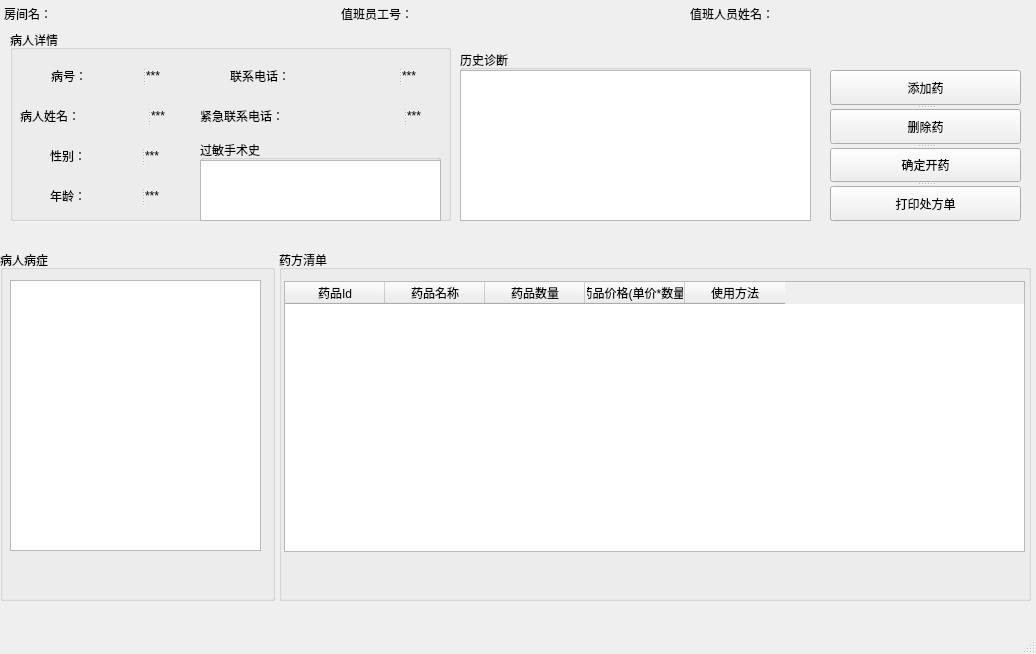
zhbean/Hospital_MIS, file diagnosiswindow.ui: the form before one commit.
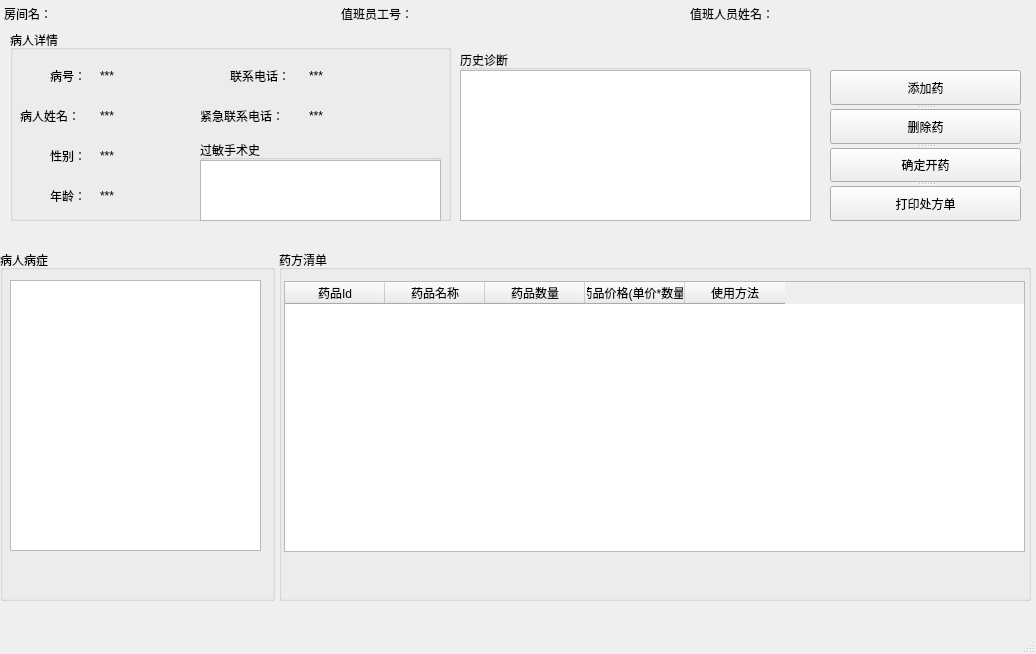
The form after the commit.

What changed in the file:
```diff
--- a/diagnosiswindow.ui
+++ b/diagnosiswindow.ui
@@ -38,19 +38,53 @@
     <property name="title">
      <string>病人详情</string>
     </property>
-    <widget class="QSplitter" name="splitter_2">
+    <widget class="QGroupBox" name="groupBox_4">
      <property name="geometry">
       <rect>
-       <x>41</x>
-       <y>30</y>
-       <width>131</width>
-       <height>31</height>
+       <x>190</x>
+       <y>110</y>
+       <width>241</width>
+       <height>82</height>
       </rect>
      </property>
-     <property name="orientation">
-      <enum>Qt::Horizontal</enum>
+     <property name="sizePolicy">
+      <sizepolicy hsizetype="Expanding" vsizetype="Expanding">
+       <horstretch>0</horstretch>
+       <verstretch>0</verstretch>
+      </sizepolicy>
      </property>
+     <property name="title">
+      <string>过敏手术史</string>
+     </property>
+     <widget class="QPlainTextEdit" name="allergyPlainTextEdit">
+      <property name="geometry">
+       <rect>
+        <x>0</x>
+        <y>20</y>
+        <width>241</width>
+        <height>61</height>
+       </rect>
+      </property>
+      <property name="sizePolicy">
+       <sizepolicy hsizetype="Expanding" vsizetype="Expanding">
+        <horstretch>0</horstretch>
+        <verstretch>0</verstretch>
+       </sizepolicy>
+      </property>
+      <property name="readOnly">
+       <bool>true</bool>
+      </property>
+     </widget>
+    </widget>
      <widget class="QLabel" name="label">
+     <property name="geometry">
+      <rect>
+       <x>40</x>
+       <y>30</y>
+       <width>41</width>
+       <height>31</height>
+      </rect>
+     </property>
       <property name="sizePolicy">
        <sizepolicy hsizetype="Expanding" vsizetype="Expanding">
         <horstretch>0</horstretch>
@@ -62,6 +96,14 @@
       </property>
      </widget>
      <widget class="QLabel" name="patientIdLabel">
+     <property name="geometry">
+      <rect>
+       <x>90</x>
+       <y>30</y>
+       <width>81</width>
+       <height>31</height>
+      </rect>
+     </property>
       <property name="sizePolicy">
        <sizepolicy hsizetype="Expanding" vsizetype="Expanding">
         <horstretch>0</horstretch>
@@ -72,20 +114,53 @@
        <string>***</string>
       </property>
      </widget>
+    <widget class="QLabel" name="label_4">
+     <property name="geometry">
+      <rect>
+       <x>10</x>
+       <y>70</y>
+       <width>71</width>
+       <height>31</height>
+      </rect>
+     </property>
+     <property name="sizePolicy">
+      <sizepolicy hsizetype="Expanding" vsizetype="Expanding">
+       <horstretch>0</horstretch>
+       <verstretch>0</verstretch>
+      </sizepolicy>
+     </property>
+     <property name="text">
+      <string>病人姓名：</string>
+     </property>
     </widget>
-    <widget class="QSplitter" name="splitter_4">
+    <widget class="QLabel" name="patientNameLabel">
      <property name="geometry">
       <rect>
-       <x>40</x>
-       <y>110</y>
-       <width>131</width>
+       <x>90</x>
+       <y>70</y>
+       <width>81</width>
        <height>31</height>
       </rect>
      </property>
-     <property name="orientation">
-      <enum>Qt::Horizontal</enum>
+     <property name="sizePolicy">
+      <sizepolicy hsizetype="Expanding" vsizetype="Expanding">
+       <horstretch>0</horstretch>
+       <verstretch>0</verstretch>
+      </sizepolicy>
      </property>
+     <property name="text">
+      <string>***</string>
+     </property>
+    </widget>
      <widget class="QLabel" name="label_5">
+     <property name="geometry">
+      <rect>
+       <x>40</x>
+       <y>110</y>
+       <width>41</width>
+       <height>31</height>
+      </rect>
+     </property>
       <property name="sizePolicy">
        <sizepolicy hsizetype="Expanding" vsizetype="Expanding">
         <horstretch>0</horstretch>
@@ -97,6 +172,14 @@
       </property>
      </widget>
      <widget class="QLabel" name="patientSexLabel">
+     <property name="geometry">
+      <rect>
+       <x>90</x>
+       <y>110</y>
+       <width>81</width>
+       <height>31</height>
+      </rect>
+     </property>
       <property name="sizePolicy">
        <sizepolicy hsizetype="Expanding" vsizetype="Expanding">
         <horstretch>0</horstretch>
@@ -107,20 +190,15 @@
        <string>***</string>
       </property>
      </widget>
-    </widget>
-    <widget class="QSplitter" name="splitter_5">
-     <property name="geometry">
-      <rect>
-       <x>40</x>
-       <y>150</y>
-       <width>131</width>
-       <height>31</height>
-      </rect>
-     </property>
-     <property name="orientation">
-      <enum>Qt::Horizontal</enum>
-     </property>
      <widget class="QLabel" name="label_7">
+     <property name="geometry">
+      <rect>
+       <x>40</x>
+       <y>150</y>
+       <width>41</width>
+       <height>31</height>
+      </rect>
+     </property>
       <property name="sizePolicy">
        <sizepolicy hsizetype="Expanding" vsizetype="Expanding">
         <horstretch>0</horstretch>
@@ -132,30 +210,14 @@
       </property>
      </widget>
      <widget class="QLabel" name="patientAgeLabel">
-      <property name="sizePolicy">
-       <sizepolicy hsizetype="Expanding" vsizetype="Expanding">
-        <horstretch>0</horstretch>
-        <verstretch>0</verstretch>
-       </sizepolicy>
-      </property>
-      <property name="text">
-       <string>***</string>
-      </property>
-     </widget>
-    </widget>
-    <widget class="QSplitter" name="splitter_3">
      <property name="geometry">
       <rect>
-       <x>10</x>
-       <y>70</y>
-       <width>161</width>
+       <x>90</x>
+       <y>150</y>
+       <width>81</width>
        <height>31</height>
       </rect>
      </property>
-     <property name="orientation">
-      <enum>Qt::Horizontal</enum>
-     </property>
-     <widget class="QLabel" name="label_4">
       <property name="sizePolicy">
        <sizepolicy hsizetype="Expanding" vsizetype="Expanding">
         <horstretch>0</horstretch>
@@ -163,72 +225,18 @@
        </sizepolicy>
       </property>
       <property name="text">
-       <string>病人姓名：</string>
-      </property>
-     </widget>
-     <widget class="QLabel" name="patientNameLabel">
-      <property name="sizePolicy">
-       <sizepolicy hsizetype="Expanding" vsizetype="Expanding">
-        <horstretch>0</horstretch>
-        <verstretch>0</verstretch>
-       </sizepolicy>
-      </property>
-      <property name="text">
        <string>***</string>
       </property>
      </widget>
-    </widget>
-    <widget class="QSplitter" name="splitter">
-     <property name="geometry">
-      <rect>
-       <x>190</x>
-       <y>70</y>
-       <width>241</width>
-       <height>31</height>
-      </rect>
-     </property>
-     <property name="orientation">
-      <enum>Qt::Horizontal</enum>
-     </property>
-     <widget class="QLabel" name="label_9">
-      <property name="sizePolicy">
-       <sizepolicy hsizetype="Expanding" vsizetype="Expanding">
-        <horstretch>0</horstretch>
-        <verstretch>0</verstretch>
-       </sizepolicy>
-      </property>
-      <property name="text">
-       <string>紧急联系电话：</string>
-      </property>
-      <property name="alignment">
-       <set>Qt::AlignLeading|Qt::AlignLeft|Qt::AlignVCenter</set>
-      </property>
-     </widget>
-     <widget class="QLabel" name="emergencyContactLabel">
-      <property name="sizePolicy">
-       <sizepolicy hsizetype="Expanding" vsizetype="Expanding">
-        <horstretch>0</horstretch>
-        <verstretch>0</verstretch>
-       </sizepolicy>
-      </property>
-      <property name="text">
-       <string>***</string>
-      </property>
-     </widget>
-    </widget>
-    <widget class="QSplitter" name="splitter_6">
-     <property name="geometry">
-      <rect>
-       <x>220</x>
-       <y>30</y>
-       <width>211</width>
-       <height>31</height>
-      </rect>
-     </property>
-     <property name="orientation">
-      <enum>Qt::Horizontal</enum>
-     </property>
      <widget class="QLabel" name="label_3">
+     <property name="geometry">
+      <rect>
+       <x>220</x>
+       <y>30</y>
+       <width>71</width>
+       <height>31</height>
+      </rect>
+     </property>
       <property name="sizePolicy">
        <sizepolicy hsizetype="Expanding" vsizetype="Expanding">
         <horstretch>0</horstretch>
@@ -243,6 +251,14 @@
       </property>
      </widget>
      <widget class="QLabel" name="patientContactLabel">
+     <property name="geometry">
+      <rect>
+       <x>299</x>
+       <y>30</y>
+       <width>131</width>
+       <height>31</height>
+      </rect>
+     </property>
       <property name="sizePolicy">
        <sizepolicy hsizetype="Expanding" vsizetype="Expanding">
         <horstretch>0</horstretch>
@@ -253,14 +269,13 @@
        <string>***</string>
       </property>
      </widget>
-    </widget>
-    <widget class="QGroupBox" name="groupBox_4">
+    <widget class="QLabel" name="label_9">
      <property name="geometry">
       <rect>
        <x>190</x>
-       <y>110</y>
-       <width>241</width>
-       <height>82</height>
+       <y>70</y>
+       <width>101</width>
+       <height>31</height>
       </rect>
      </property>
      <property name="sizePolicy">
@@ -269,16 +284,20 @@
        <verstretch>0</verstretch>
       </sizepolicy>
      </property>
-     <property name="title">
-      <string>过敏手术史</string>
+     <property name="text">
+      <string>紧急联系电话：</string>
      </property>
-     <widget class="QPlainTextEdit" name="allergyPlainTextEdit">
+     <property name="alignment">
+      <set>Qt::AlignLeading|Qt::AlignLeft|Qt::AlignVCenter</set>
+     </property>
+    </widget>
+    <widget class="QLabel" name="emergencyContactLabel">
       <property name="geometry">
        <rect>
-        <x>0</x>
-        <y>20</y>
-        <width>241</width>
-        <height>61</height>
+       <x>299</x>
+       <y>70</y>
+       <width>131</width>
+       <height>31</height>
        </rect>
       </property>
       <property name="sizePolicy">
@@ -287,10 +306,9 @@
         <verstretch>0</verstretch>
        </sizepolicy>
       </property>
-      <property name="readOnly">
-       <bool>true</bool>
-      </property>
-     </widget>
+     <property name="text">
+      <string>***</string>
+     </property>
     </widget>
    </widget>
    <widget class="QGroupBox" name="groupBox_2">
```
Lines whose indentation alone changed are shown as unchanged.
